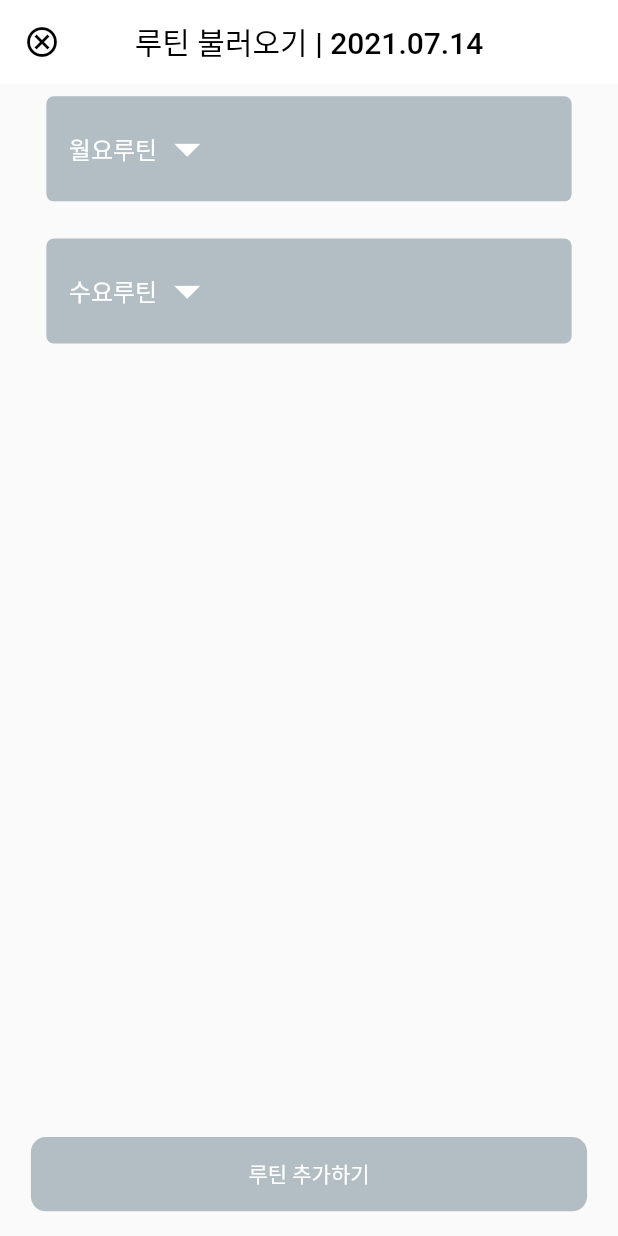
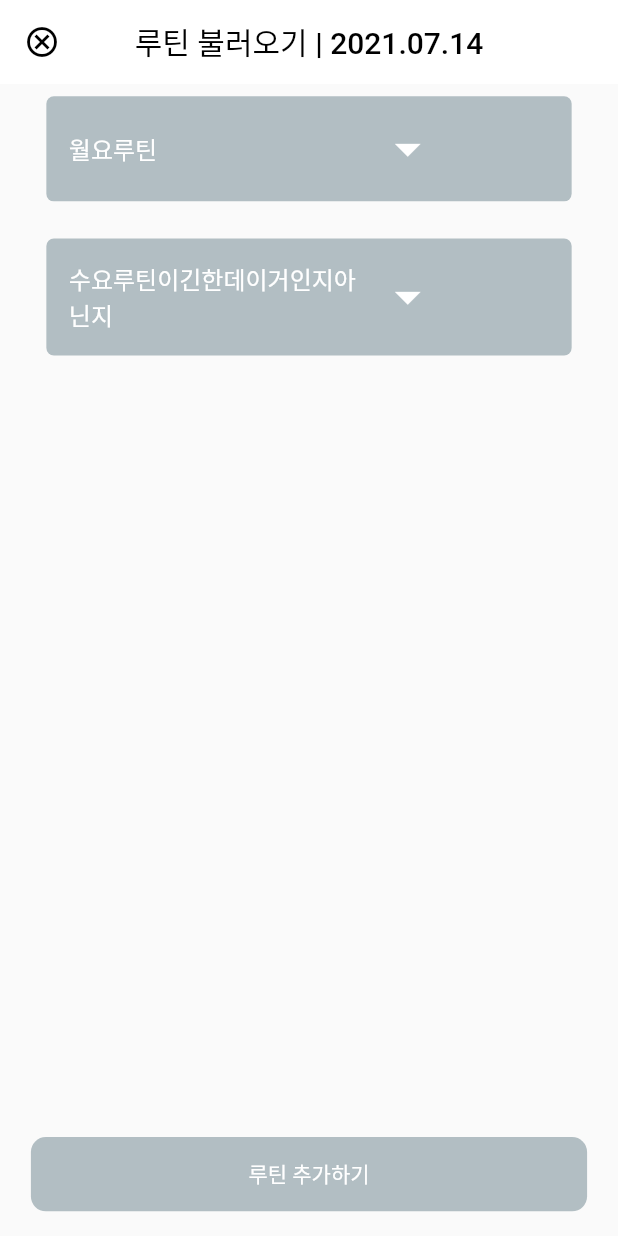
Before and after one commit to 812jay/do-it, a Flutter app: the screen it shows after launch, after a tap on "루틴 불러오기", on a phone screen of 412 x 824 dp. Run offline on Flutter 3.47's test engine with Material 2 defaults, Android fonts, the phone set to English and light mode, and no system bars; our stand-ins replace flutter_sticky_header, get, table_calendar.

Commit message:
루틴불러오기 / 루틴박스 제목길이 수정

```diff
--- a/lib/ui/widget/my_calendar/routine_plan.dart
+++ b/lib/ui/widget/my_calendar/routine_plan.dart
@@ -26,7 +26,7 @@ class _RoutinePlanState extends State<RoutinePlan> {
       ],
     },
     {
-      'routineTitle': '수요루틴',
+      'routineTitle': '수요루틴이긴한데이거인지아닌지',
       'workouts': [
         {'title': '클린 앤 저크', 'category': '역도', 'bookmarked': true},
         {'title': '오버헤드 프레스', 'category': '어깨', 'bookmarked': true},
@@ -132,6 +132,7 @@ class _RoutinePlanState extends State<RoutinePlan> {
                     children: [
                       Container(
                         // width: width * 0.3,
+                        width: width * 0.5,
                         child: Text(
                           routine['routineTitle'],
                           overflow: TextOverflow.visible,
```
